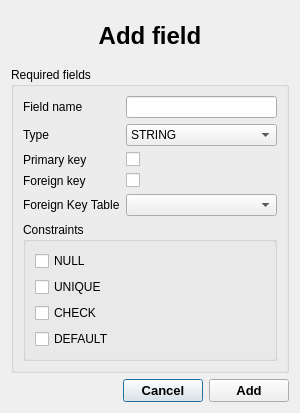
Above: src/components/addfield-dashboard/addfielddialog.ui from RapidWebForge/RapidWebForgeApp before the change. Below: the same form after it.
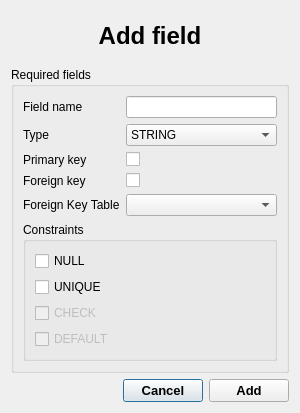
That is the form after the change.

```diff
--- a/src/components/addfield-dashboard/addfielddialog.ui
+++ b/src/components/addfield-dashboard/addfielddialog.ui
@@ -133,6 +133,9 @@
          </item>
          <item>
           <widget class="QCheckBox" name="checkCheckBox">
+           <property name="enabled">
+            <bool>false</bool>
+           </property>
            <property name="text">
             <string>CHECK</string>
            </property>
@@ -140,6 +143,9 @@
          </item>
          <item>
           <widget class="QCheckBox" name="defaultCheckBox">
+           <property name="enabled">
+            <bool>false</bool>
+           </property>
            <property name="text">
             <string>DEFAULT</string>
            </property>
```
